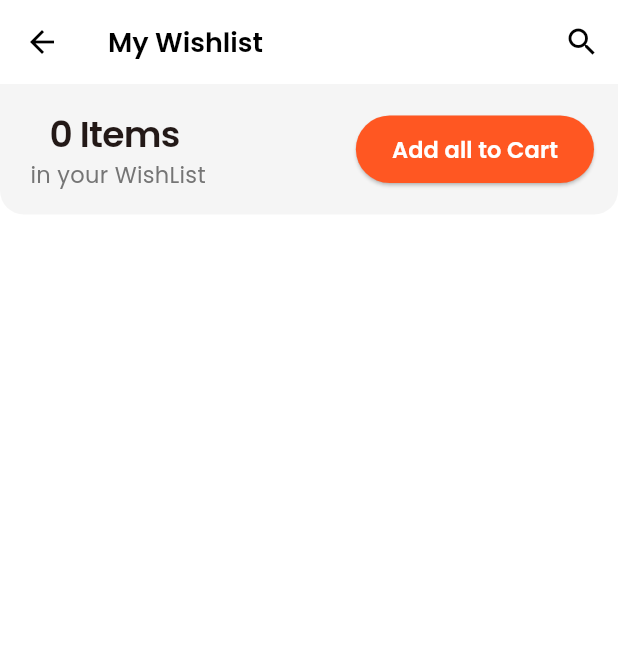
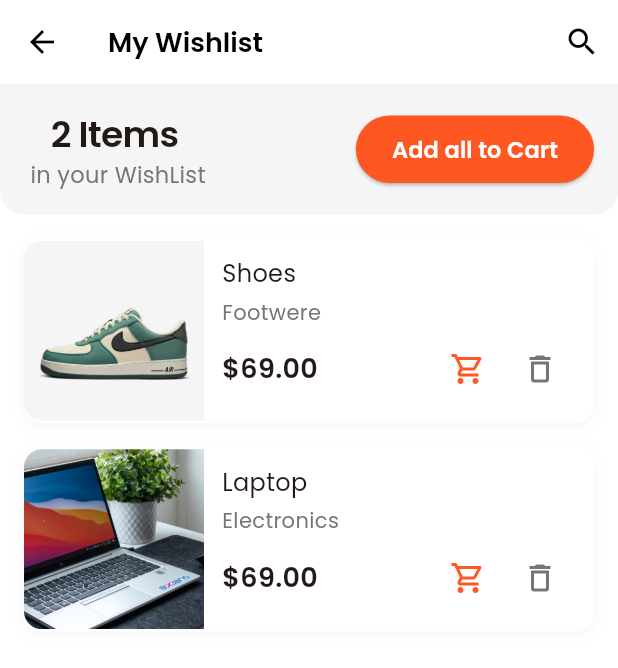
Before and after one commit to Maissam110/Shopping-App, a Flutter app: the WishlistScreen screen opened directly, on a phone screen of 412 x 824 dp. Shown: the top 668 px of the screen. Run offline on Flutter 3.47's test engine with Material 3 defaults, Android fonts, the phone set to English and light mode, and no system bars; our stand-ins replace get, get_storage, google_fonts, share_plus; accounts and stored records are empty.

Commit message:
Wishlist Screen Complete

```diff
--- a/lib/models/products.dart
+++ b/lib/models/products.dart
@@ -23,6 +23,7 @@ final List<Product> products = [
     name: 'Shoes',
     category: 'Footwere',
     price: 69.00,
+    isFavorite: true,
     imageUrl: 'assets/images/shoe.jpg',
     description: 'This is the description of the product 1',
     oldPrice: 189.00,
@@ -31,6 +32,7 @@ final List<Product> products = [
     name: 'Laptop',
     category: 'Electronics',
     price: 69.00,
+    isFavorite: true,
     imageUrl: 'assets/images/laptop.jpg',
     description: 'This is the description of the product 2',
     oldPrice: 189.00,
--- a/lib/view/wishlist_screen.dart
+++ b/lib/view/wishlist_screen.dart
@@ -117,6 +117,78 @@ class WishlistScreen extends StatelessWidget {
           ),
         ],
       ),
+      child: Row(
+        children: [
+          ClipRRect(
+            borderRadius: BorderRadius.horizontal(left: Radius.circular(12)),
+            child: Image.asset(
+              product.imageUrl,
+              width: 120,
+              fit: BoxFit.cover,
+              height: 120,
+            ),
+          ),
+          Expanded(
+            child: Padding(
+              padding: EdgeInsets.all(12),
+              child: Column(
+                crossAxisAlignment: CrossAxisAlignment.start,
+                children: [
+                  Text(
+                    product.name,
+                    style: AppTextStyle.withColor(
+                      AppTextStyle.bodyLarge,
+                      Theme.of(context).textTheme.bodyLarge!.color!,
+                    ),
+                  ),
+                  SizedBox(height: 4),
+                  Text(
+                    product.category,
+                    style: AppTextStyle.withColor(
+                      AppTextStyle.bodySmall,
+                      isDark ? Colors.grey[400]! : Colors.grey[600]!,
+                    ),
+                  ),
+                  SizedBox(height: 4),
+                  Row(
+                    mainAxisAlignment: MainAxisAlignment.spaceBetween,
+                    children: [
+                      Text(
+                        "\$${product.price.toStringAsFixed(2)}",
+                        style: AppTextStyle.withColor(
+                          AppTextStyle.h3,
+                          Theme.of(context).textTheme.bodyLarge!.color!,
+                        ),
+                      ),
+                      Row(
+                        children: [
+                          IconButton(
+                            onPressed: () {},
+                            icon: Icon(
+                              Icons.shopping_cart_outlined,
+                              color: Theme.of(context).primaryColor,
+                            ),
+                          ),
+
+                          IconButton(
+                            onPressed: () {},
+                            icon: Icon(
+                              Icons.delete_outline,
+                              color: isDark
+                                  ? Colors.grey[400]
+                                  : Colors.grey[600],
+                            ),
+                          ),
+                        ],
+                      ),
+                    ],
+                  ),
+                ],
+              ),
+            ),
+          ),
+        ],
+      ),
     );
   }
 }
```
